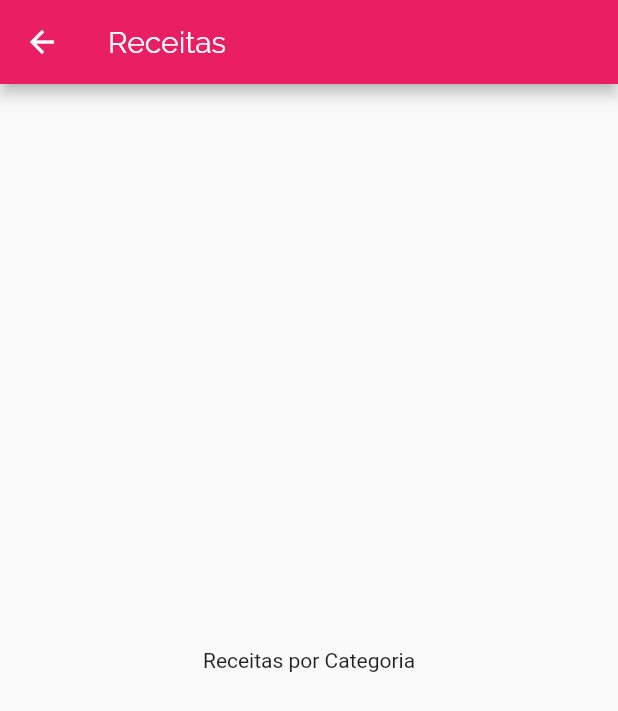
After one commit to brunodeev/meals_app, a Flutter app: the screen it shows after launch, after a tap on "Italiano", on a phone screen of 412 x 824 dp. The commit adds this screen. Shown: the top 711 px of the screen. Run offline on Flutter 3.47's test engine with Material 2 defaults, Android fonts, the phone set to English and light mode, and no system bars.

Commit message:
criando rota padrão para página de categorias

```diff
--- a/lib/components/category_item.dart
+++ b/lib/components/category_item.dart
@@ -1,14 +1,26 @@
 import 'package:flutter/material.dart';
 import 'package:meals/models/category.dart';
+import '../screens/categories_meals_screen.dart';
 
 class CategoryItem extends StatelessWidget {
   final Category category;
 
   const CategoryItem(this.category, {super.key});
 
+  void _selectCategory(BuildContext context) {
+    Navigator.of(context).push(
+      MaterialPageRoute(builder: (_) {
+        return const CategoriesMealsScreen();
+      }),
+    );
+  }
+
   @override
   Widget build(BuildContext context) {
-    return Container(
+    return InkWell(
+      onTap: () => _selectCategory(context),
+      borderRadius: BorderRadius.circular(15),
+      child: Container(
         padding: const EdgeInsets.all(15),
         decoration: BoxDecoration(
           borderRadius: BorderRadius.circular(15),
@@ -25,6 +37,7 @@ class CategoryItem extends StatelessWidget {
           category.title,
           style: Theme.of(context).textTheme.headline5,
         ),
+      ),
     );
   }
 }
--- a/lib/main.dart
+++ b/lib/main.dart
@@ -12,6 +12,7 @@ class MyApp extends StatelessWidget {
     final ThemeData theme = ThemeData();
 
     return MaterialApp(
+      debugShowCheckedModeBanner: false,
       title: 'DeliMeals',
       theme: theme.copyWith(
         colorScheme: theme.colorScheme.copyWith(
--- /dev/null
+++ b/lib/screens/categories_meals_screen.dart
@@ -0,0 +1,17 @@
+import 'package:flutter/material.dart';
+
+class CategoriesMealsScreen extends StatelessWidget {
+  const CategoriesMealsScreen({super.key});
+
+  @override
+  Widget build(BuildContext context) {
+    return Scaffold(
+      appBar: AppBar(
+        title: const Text('Receitas'),
+      ),
+      body: const Center(
+        child: Text('Receitas por Categoria'),
+      ),
+    );
+  }
+}
```
Lines whose indentation alone changed are shown as unchanged.
